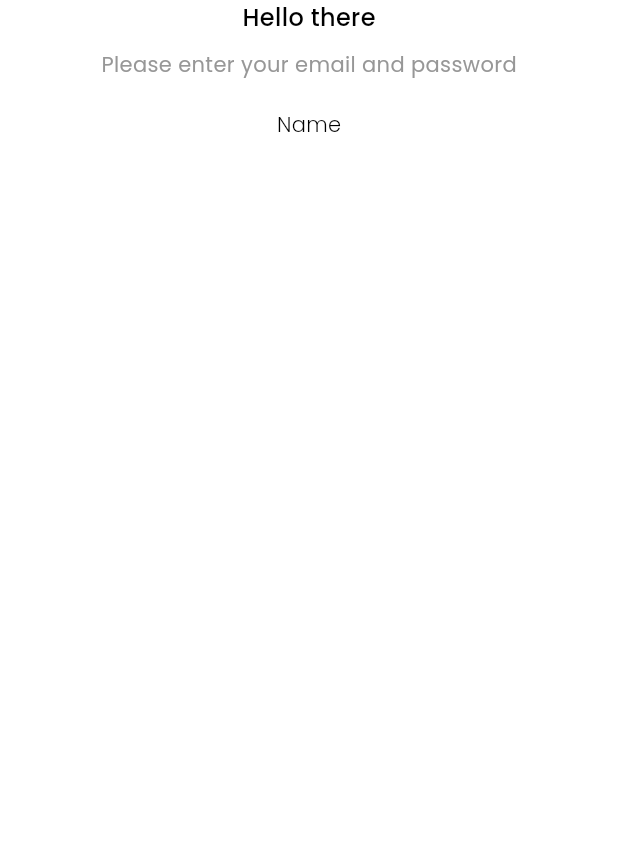
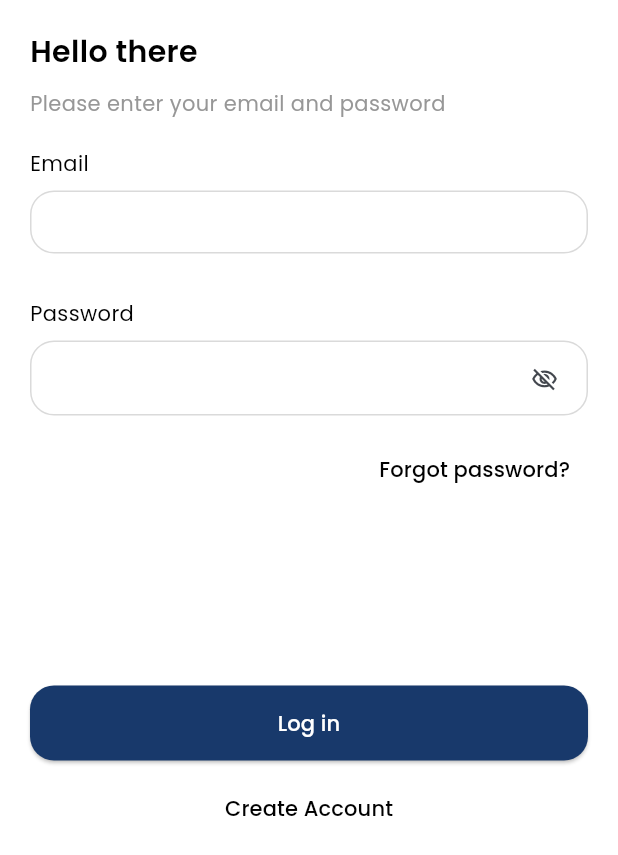
Before and after one commit to theshotayoboluwatife/bmg_lager_bombasticmedia, a Flutter app: the screen it shows after launch, on a phone screen of 412 x 824 dp. Shown: the top 855 px of the screen. Run offline on Flutter 3.47's test engine with Material 3 defaults, Android fonts, the phone set to English and light mode, and no system bars; our stand-ins replace gap, go_router; project files that could hold a hidden picture were left out.

Commit message:
sign_in screen finished

```diff
--- a/lib/features/authentication/presentation/sign_in_screen.dart
+++ b/lib/features/authentication/presentation/sign_in_screen.dart
@@ -1,8 +1,11 @@
+import 'package:BmgLager/widgets/app_button.dart';
+import 'package:flutter/cupertino.dart';
 import 'package:flutter/material.dart';
 import 'package:gap/gap.dart';
 
 import '../../../utility/constants.dart';
 import '../../../widgets/app_text.dart';
+import '../../../widgets/email_password_textfield.dart';
 
 class SignInScreen extends StatefulWidget {
   const SignInScreen({super.key});
@@ -14,30 +17,70 @@ class SignInScreen extends StatefulWidget {
 class _SignInScreenState extends State<SignInScreen> {
   @override
   Widget build(BuildContext context) {
+    final TextEditingController emailController = TextEditingController();
+    final TextEditingController passwordController = TextEditingController();
     return Scaffold(
       body: Container(
-        width: double.infinity,
-        height: double.infinity,
+        width: MediaQuery.of(context).size.width,
+        height: MediaQuery.of(context).size.height,
+        padding: const EdgeInsets.all(20.0),
         color: Colors.white,
+        child: SingleChildScrollView(
           child: SafeArea(
             child: Column(
+              mainAxisSize: MainAxisSize.max,
+              crossAxisAlignment: CrossAxisAlignment.start,
               children: [
                 const AppText(
                   text: 'Hello there',
-                fontSize: 16,
-                fontWeight: FontWeight.w500,
+                  fontSize: 20,
+                  fontWeight: FontWeight.w600,
                 ),
                 const Gap(10),
                 AppText(
                   text: 'Please enter your email and password',
                   color: AppColor.grey,
+                  fontSize: 14,
+                  fontWeight: FontWeight.w400,
                 ),
                 const Gap(20),
                 const AppText(
-                text: 'Name',
-                fontWeight: FontWeight.w200,
+                  text: 'Email',
+                  fontSize: 14,
+                  fontWeight: FontWeight.w400,
+                ),
+                const Gap(8.0),
+                EmailTextField(emailController: emailController),
+                const Gap(30.0),
+                const AppText(
+                  text: 'Password',
+                ),
+                const Gap(8.0),
+                PasswordTextField(controller: passwordController),
+                const Gap(12.0),
+                Align(
+                  alignment: Alignment.centerRight,
+                  child: TextButton(
+                    onPressed: () {},
+                    child: const AppText(
+                      text: 'Forgot password?',
+                    ),
+                  ),
+                ),
+                const Gap(120.0),
+                AppButton(onPressed: () {}, text: 'Log in'),
+                const Gap(8.0),
+                Align(
+                  alignment: Alignment.center,
+                  child: TextButton(
+                    onPressed: () {},
+                    child: const AppText(
+                      text: 'Create Account',
+                    ),
+                  ),
                 ),
               ],
+            ),
           ),
         ),
       ),
--- a/lib/routing/app_routes.dart
+++ b/lib/routing/app_routes.dart
@@ -6,7 +6,7 @@ import '../features/authentication/presentation/sign_in_screen.dart';
 class AppNavigation {
   AppNavigation._();
 
-  static String initial = '/login-signup';
+  static String initial = '/sign-in';
 
   // Private navigators
   static final _rootNavigatorKey = GlobalKey<NavigatorState>();
@@ -19,8 +19,8 @@ class AppNavigation {
       /// LoginSignUp
       GoRoute(
         parentNavigatorKey: _rootNavigatorKey,
-        path: '/login-signup',
-        name: "LoginSignUp",
+        path: '/sign-in',
+        name: "SignIn",
         builder: (context, state) => SignInScreen(
           key: state.pageKey,
         ),
--- a/lib/widgets/app_button.dart
+++ b/lib/widgets/app_button.dart
@@ -23,13 +23,13 @@ class AppButton extends StatelessWidget {
         onPressed: onPressed,
         style: ElevatedButton.styleFrom(
           backgroundColor: backgroundColor,
-          foregroundColor: foregroundColor,
           shape: RoundedRectangleBorder(
             borderRadius: BorderRadius.circular(16.0),
           ),
         ),
         child: AppText(
           text: text,
+          color: foregroundColor,
         ),
       ),
     );
--- a/lib/widgets/app_text_fields.dart
+++ b/lib/widgets/app_text_fields.dart
@@ -12,10 +12,10 @@ class AppTextField extends StatelessWidget {
   Widget build(BuildContext context) {
     return Container(
       width: double.infinity,
-      padding: const EdgeInsets.all(8.0),
+      padding: const EdgeInsets.only(left: 12.0, top: 8.0, right: 8.0),
       alignment: Alignment.centerLeft,
-      decoration:  BoxDecoration(
-        border: Border.all(color: Colors.grey,),
+      decoration: BoxDecoration(
+        border: Border.all(color: const Color(0xffdadada), width: 1),
         borderRadius: BorderRadius.circular(16.0),
         color: Colors.transparent,
       ),
--- a/lib/widgets/email_password_textfield.dart
+++ b/lib/widgets/email_password_textfield.dart
@@ -1,17 +1,13 @@
 import 'package:flutter/material.dart';
-import 'package:font_awesome_flutter/font_awesome_flutter.dart';
 
-import '../utility/constants.dart';
 import 'app_text_fields.dart';
 
 class EmailTextField extends StatefulWidget {
-  final TextEditingController controller;
-  final TextInputType textInputType;
+  final TextEditingController emailController;
 
   const EmailTextField({
     super.key,
-    required this.controller,
-    required this.textInputType,
+    required this.emailController,
   });
 
   @override
@@ -22,19 +18,19 @@ class _EmailTextField extends State<EmailTextField> {
   @override
   void dispose() {
     super.dispose();
-    widget.controller.dispose();
+    widget.emailController.dispose();
   }
 
   @override
   Widget build(BuildContext context) {
     return AppTextField(
       child: TextFormField(
-        controller: widget.controller,
+        controller: widget.emailController,
         style: const TextStyle(color: Colors.black),
-        keyboardType: widget.textInputType,
+        keyboardType: TextInputType.emailAddress,
         autofillHints: const [AutofillHints.email],
         decoration: const InputDecoration(
-          border: null,
+          border: InputBorder.none,
           isDense: true,
         ),
       ),
@@ -44,12 +40,10 @@ class _EmailTextField extends State<EmailTextField> {
 
 class PasswordTextField extends StatefulWidget {
   final TextEditingController controller;
-  final TextInputType textInputType;
 
   const PasswordTextField({
     super.key,
     required this.controller,
-    required this.textInputType,
   });
 
   @override
@@ -72,27 +66,26 @@ class _PasswordTextFieldState extends State<PasswordTextField>
       child: TextField(
         controller: widget.controller,
         style: const TextStyle(color: Colors.black),
-        keyboardType: widget.textInputType,
+        keyboardType: TextInputType.visiblePassword,
         obscureText: !isVisible,
         decoration: InputDecoration(
-          border: null,
-          isDense: true,
-          suffixIcon: GestureDetector(
-            onTap: () {
-              setState(() {
-                isVisible = !isVisible;
-              });
-            },
-            child: Padding(
-              padding: const EdgeInsets.symmetric(vertical: 15),
-              child: FaIcon(
-                isVisible ? FontAwesomeIcons.eyeSlash : FontAwesomeIcons.eye,
-                color: const Color(0xffFA4A0C),
-                size: 20,
-              ),
+            border: InputBorder.none,
+            isDense: true,
+            suffixIconConstraints: const BoxConstraints(
+              maxWidth: 40,
+              maxHeight: 40,
             ),
-          ),
-        ),
+            suffixIcon: IconButton(
+              alignment: Alignment.topCenter,
+              onPressed: () {
+                setState(() {
+                  isVisible = !isVisible;
+                });
+              },
+              icon: isVisible
+                  ? const Icon(Icons.visibility_outlined)
+                  : const Icon(Icons.visibility_off_outlined),
+            )),
       ),
     );
   }
```
Also changed, not shown: lib/features/authentication/presentation/sign_up_screen.dart (added, +86 -0 lines). Lines whose indentation alone changed are shown as unchanged.
